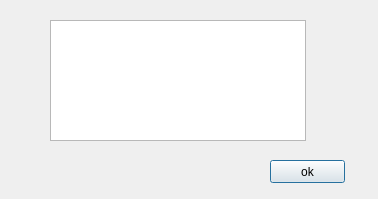
Before: the Qt Designer form WordText/anwser.ui in lizhenjie94/textword, drawn with Qt 5.
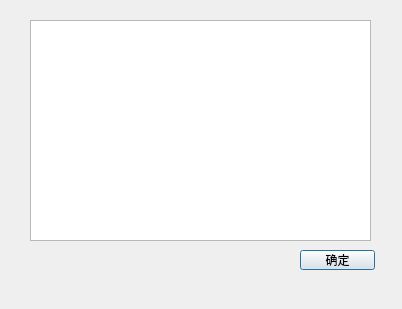
After: the same form once the commit is applied.

```diff
--- a/WordText/anwser.ui
+++ b/WordText/anwser.ui
@@ -6,34 +6,40 @@
    <rect>
     <x>0</x>
     <y>0</y>
-    <width>378</width>
-    <height>199</height>
+    <width>402</width>
+    <height>309</height>
    </rect>
   </property>
   <property name="windowTitle">
    <string>Dialog</string>
   </property>
-  <widget class="QTextBrowser" name="textBrowser">
+  <widget class="QPushButton" name="btnOK">
    <property name="geometry">
     <rect>
-     <x>50</x>
-     <y>20</y>
-     <width>256</width>
-     <height>121</height>
-    </rect>
-   </property>
-  </widget>
-  <widget class="QPushButton" name="pushButton">
-   <property name="geometry">
-    <rect>
-     <x>270</x>
-     <y>160</y>
+     <x>300</x>
+     <y>250</y>
      <width>75</width>
-     <height>23</height>
+     <height>20</height>
     </rect>
    </property>
+   <property name="font">
+    <font>
+     <family>宋体</family>
+     <pointsize>9</pointsize>
+    </font>
+   </property>
    <property name="text">
-    <string>ok</string>
+    <string>确定</string>
+   </property>
+  </widget>
+  <widget class="QTableView" name="tableView">
+   <property name="geometry">
+    <rect>
+     <x>30</x>
+     <y>20</y>
+     <width>341</width>
+     <height>221</height>
+    </rect>
    </property>
   </widget>
  </widget>
```
